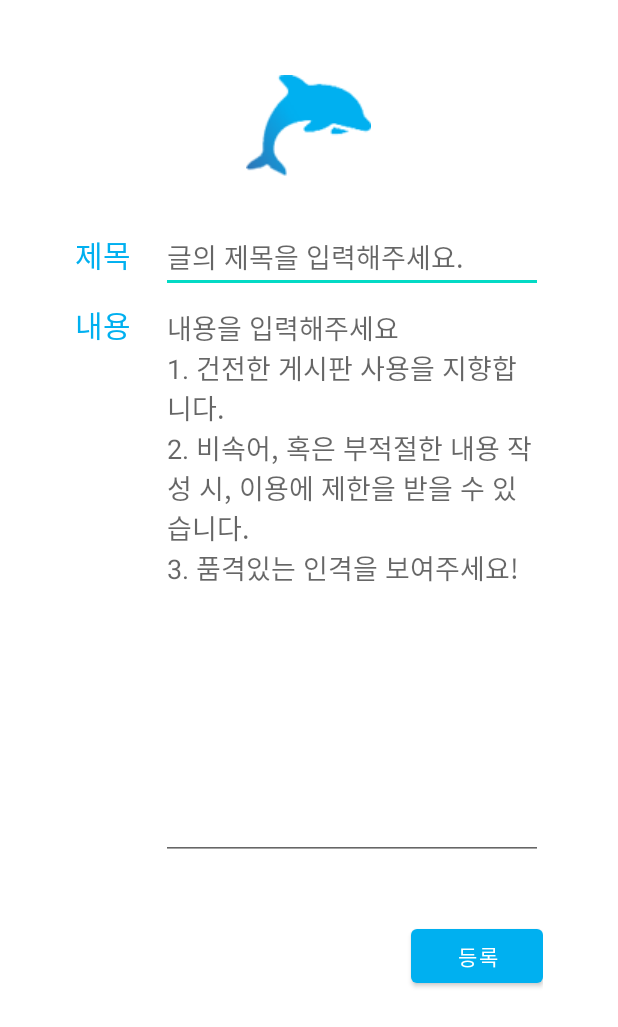
After one commit to praccodeclang/Dolphin, an Android app: the FreeBoardWritingActivity screen opened directly, with no data from a screen before it, on a phone screen of 412 x 824 dp. The commit adds this screen. Shown: the top 1027 px of the screen. Run offline under Robolectric (Android 15) with nearby library versions, the phone set to English and light mode, and no system bars; our stand-ins replace Volley; network calls fail.

Commit message:
글쓰기 구현 완료

```diff
--- a/app/src/main/AndroidManifest.xml
+++ b/app/src/main/AndroidManifest.xml
@@ -26,5 +26,6 @@
         <activity android:name=".MainActivity"/>
         <activity android:name=".FreeBoardActivity"/>
         <activity android:name=".FreeBoardViewerActivity"/>
+        <activity android:name=".FreeBoardWritingActivity"/>
     </application>
 </manifest>
--- a/app/src/main/java/com/taewon/dolphin/FreeBoardViewerActivity.java
+++ b/app/src/main/java/com/taewon/dolphin/FreeBoardViewerActivity.java
@@ -107,7 +107,7 @@ public class FreeBoardViewerActivity extends AppCompatActivity {
         });
 
         //만약 내가 작성한 글이라면, 수정 삭제를 가능하게 합니다.
-        if(writer.getText().equals(RequestUserData.getInstance().getUserName()))
+        if(writer.getText().equals(UserData.getInstance().getUserName()))
         {
             udBtns.setVisibility(View.VISIBLE);
         }
--- /dev/null
+++ b/app/src/main/java/com/taewon/dolphin/FreeBoardWritingActivity.java
@@ -0,0 +1,76 @@
+package com.taewon.dolphin;
+
+import android.content.DialogInterface;
+import android.os.Bundle;
+import android.os.PersistableBundle;
+import android.view.View;
+import android.widget.Button;
+import android.widget.EditText;
+import android.widget.Toast;
+
+import androidx.appcompat.app.AlertDialog;
+import androidx.appcompat.app.AppCompatActivity;
+
+import com.android.volley.RequestQueue;
+import com.android.volley.Response;
+import com.android.volley.toolbox.Volley;
+
+import org.json.JSONObject;
+
+public class FreeBoardWritingActivity extends AppCompatActivity {
+
+    @Override
+    public void onCreate(Bundle savedInstanceState) {
+        super.onCreate(savedInstanceState);
+        setContentView(R.layout.activity_freeboard_writing);
+
+        final Button writeOkBtn = (Button)findViewById(R.id.writeOkBtn);
+        final EditText writtenTitle =(EditText)findViewById(R.id.writtenTitle);
+        final EditText writtenContents =(EditText)findViewById(R.id.writtenContents);
+
+        writeOkBtn.setOnClickListener(new View.OnClickListener() {
+            @Override
+            public void onClick(View v) {
+                AlertDialog.Builder builder = new AlertDialog.Builder(FreeBoardWritingActivity.this);
+                builder.setIcon(R.drawable.icon_dolphins)
+                        .setTitle("게시글 작성")
+                        .setMessage("글을 작성하시겠어요?")
+                        .setNegativeButton("취소",null)
+                        .setPositiveButton("확인", new DialogInterface.OnClickListener() {
+                            @Override
+                            public void onClick(DialogInterface dialog, int which) {
+                                Response.Listener<String> responseListener = new Response.Listener<String>() {
+                                    @Override
+                                    public void onResponse(String response) {
+                                        try {
+                                            JSONObject jsonObject = new JSONObject(response);
+                                            boolean isSuccess = jsonObject.getBoolean("success");
+
+                                            if(isSuccess)
+                                            {
+                                                Toast.makeText(FreeBoardWritingActivity.this,"게시글이 작성되었습니다.", Toast.LENGTH_LONG).show();
+                                                finish();
+                                            }
+                                            else
+                                            {
+                                                Toast.makeText(FreeBoardWritingActivity.this,"실패했습니다. 잠시 후 다시시도해보세요.", Toast.LENGTH_LONG).show();
+                                            }
+
+                                        }
+                                        catch (Exception e)
+                                        {
+                                            Toast.makeText(FreeBoardWritingActivity.this,"실패했습니다. 잠시 후 다시시도해보세요.", Toast.LENGTH_LONG).show();
+                                            e.printStackTrace();
+                                        }
+                                    }
+                                };
+                                RequestFreeBoardWrite validateRequest = new RequestFreeBoardWrite(writtenTitle.getText().toString(), writtenContents.getText().toString(), UserData.getInstance().getUserName(), UserData.getInstance().getUserPhoneNum(), responseListener);
+                                RequestQueue queue = Volley.newRequestQueue(FreeBoardWritingActivity.this);
+                                queue.add(validateRequest);
+                            }
+                        })
+                        .show();
+            }
+        });
+    }
+}
--- a/app/src/main/java/com/taewon/dolphin/MainActivity.java
+++ b/app/src/main/java/com/taewon/dolphin/MainActivity.java
@@ -21,9 +21,9 @@ public class MainActivity extends AppCompatActivity{
         final TextView viewUserMajor = (TextView)findViewById(R.id.viewUserMajor);
         final TextView viewUserDept = (TextView)findViewById(R.id.viewUserDept);
 
-        viewUserName.setText(RequestUserData.getInstance().getUserName());
-        viewUserMajor.setText(RequestUserData.getInstance().getUserMajor());
-        viewUserDept.setText(RequestUserData.getInstance().getUserDept());
+        viewUserName.setText(UserData.getInstance().getUserName());
+        viewUserMajor.setText(UserData.getInstance().getUserMajor());
+        viewUserDept.setText(UserData.getInstance().getUserDept());
 
         btnFreeBoard.setOnClickListener(new View.OnClickListener() {
             @Override
--- a/app/src/main/java/com/taewon/dolphin/RegisterActivity.java
+++ b/app/src/main/java/com/taewon/dolphin/RegisterActivity.java
@@ -82,7 +82,7 @@ public class RegisterActivity extends AppCompatActivity {
                         {
                             JSONObject jsonObject = new JSONObject(response);
                             boolean isExistUser = jsonObject.getBoolean("success");
-                            if(!isExistUser)
+                            if(isExistUser)
                             {
                                 AlertDialog.Builder builder = new AlertDialog.Builder(RegisterActivity.this);
                                 builder.setIcon(R.drawable.icon_dolphins).setTitle("중복된 아이디").setMessage("\t이미 존재하는 아이디입니다.\n\t다른 아이디를 입력해주세요.").setNegativeButton("확인", null);
--- /dev/null
+++ b/app/src/main/res/layout/activity_freeboard_writing.xml
@@ -0,0 +1,69 @@
+<?xml version="1.0" encoding="utf-8"?>
+<LinearLayout xmlns:android="http://schemas.android.com/apk/res/android"
+    android:layout_width="match_parent"
+    android:layout_height="match_parent"
+    android:orientation="vertical">
+    <LinearLayout
+        android:layout_width="match_parent"
+        android:layout_height="match_parent"
+        android:orientation="vertical"
+        android:layout_marginHorizontal="50dp"
+        android:layout_marginVertical="50dp"
+        >
+        <ImageView
+            android:layout_width="wrap_content"
+            android:layout_height="wrap_content"
+            android:src="@drawable/icon_dolphins"
+            android:layout_gravity="center"
+            android:layout_marginBottom="30dp"/>
+        <LinearLayout
+            android:layout_width="match_parent"
+            android:layout_height="wrap_content"
+            android:orientation="horizontal"
+            android:gravity="bottom">
+            <TextView
+                android:layout_width="wrap_content"
+                android:layout_height="wrap_content"
+                android:text="제목"
+                android:textSize="20dp"
+                android:layout_marginRight="20dp"
+                android:textColor="@color/Dolphin"/>
+            <EditText
+                android:layout_width="match_parent"
+                android:layout_height="wrap_content"
+                android:id="@+id/writtenTitle"
+                android:hint="글의 제목을 입력해주세요."/>
+        </LinearLayout>
+        <ScrollView
+            android:layout_width="match_parent"
+            android:layout_height="wrap_content">
+            <LinearLayout
+                android:layout_width="match_parent"
+                android:layout_height="wrap_content"
+                android:orientation="horizontal"
+                android:layout_marginBottom="40dp">
+                <TextView
+                    android:layout_width="wrap_content"
+                    android:layout_height="wrap_content"
+                    android:text="내용"
+                    android:textSize="20dp"
+                    android:layout_marginRight="20dp"
+                    android:textColor="@color/Dolphin"/>
+                <EditText
+                    android:layout_width="match_parent"
+                    android:layout_height="wrap_content"
+                    android:id="@+id/writtenContents"
+                    android:hint="@string/writing_hint"
+                    android:lines="15"
+                    android:gravity="top"
+                    />
+            </LinearLayout>
+        </ScrollView>
+        <Button
+            android:id="@+id/writeOkBtn"
+            android:layout_width="wrap_content"
+            android:layout_height="wrap_content"
+            android:layout_gravity="end"
+            android:text="등록"/>
+    </LinearLayout>
+</LinearLayout>
--- a/app/src/main/res/values/strings.xml
+++ b/app/src/main/res/values/strings.xml
@@ -9,4 +9,11 @@
     <string name="invalid_username">Not a valid username</string>
     <string name="invalid_password">Password must be >5 characters</string>
     <string name="login_failed">"Login failed"</string>
+    <string name="writing_hint">
+        내용을 입력해주세요
+        \n1. 건전한 게시판 사용을 지향합니다.
+        \n2. 비속어, 혹은 부적절한 내용 작성 시, 이용에 제한을 받을 수 있습니다.
+        \n3. 품격있는 인격을 보여주세요!
+    </string>
+
 </resources>
```
Also changed, not shown: app/src/main/java/com/taewon/dolphin/FreeBoardActivity.java (+8 -1 lines), app/src/main/java/com/taewon/dolphin/LoginActivity.java (+5 -5 lines), app/src/main/java/com/taewon/dolphin/RequestFreeBoardWrite.java (added, +29 -0 lines), app/src/main/java/com/taewon/dolphin/UserData.java (renamed from app/src/main/java/com/taewon/dolphin/RequestUserData.java, +4 -4 lines).
